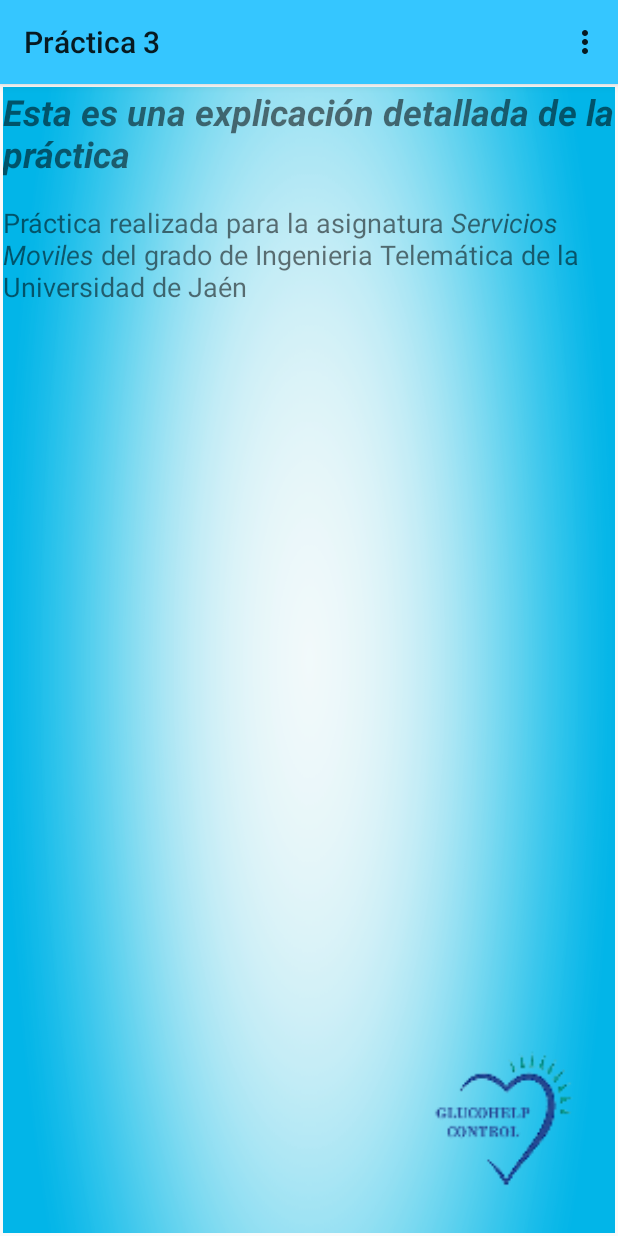
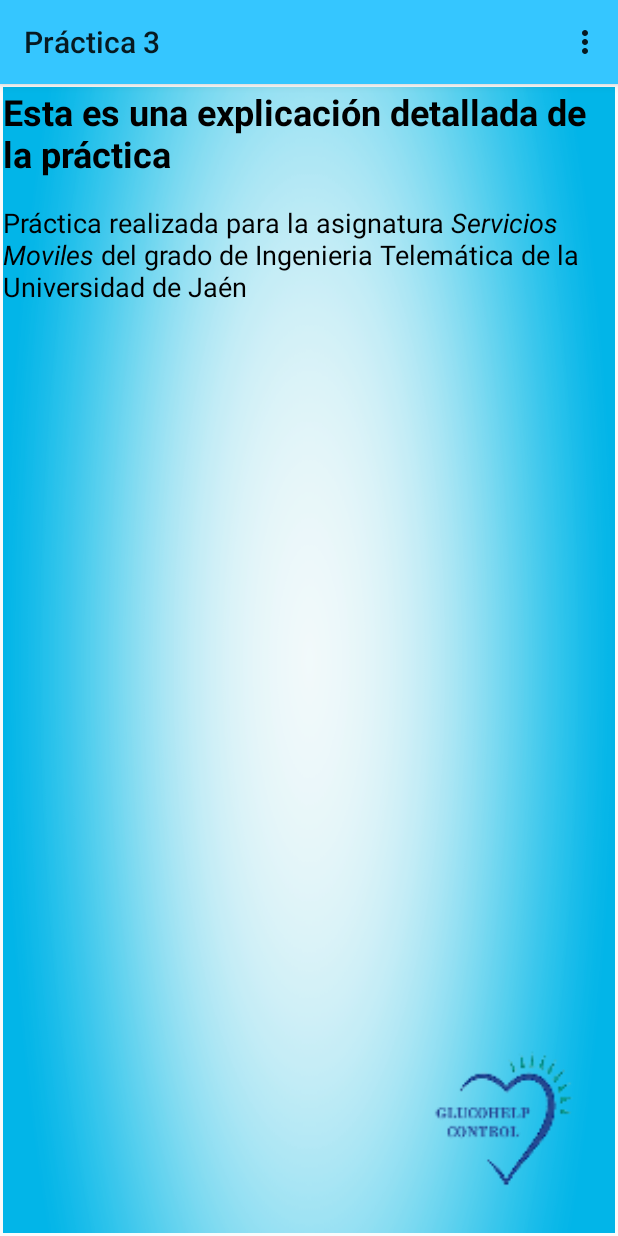
Before and after one commit to Ajoleon/sm1617_g02_p3, an Android app: the screen it shows after launch (MainActivity), in the options menu, after a tap on "Acerca de ...", on a phone screen of 412 x 824 dp. Run offline under Robolectric (Android 15) with nearby library versions, the phone set to English and light mode, and no system bars.

Commit message:
Cambios en color, string y estilos

```diff
--- a/practica3/app/src/main/res/layout-land/activity_main.xml
+++ b/practica3/app/src/main/res/layout-land/activity_main.xml
@@ -37,6 +37,7 @@
         android:background="@color/colorSecondary"
         android:choiceMode="singleChoice"
         android:divider="@color/colorAccent"
-        android:dividerHeight="2dp" />
+        android:dividerHeight="2dp"
+        android:textAppearance="@style/listText"/>
 
 </android.support.v4.widget.DrawerLayout>
--- a/practica3/app/src/main/res/layout-land/activity_main2.xml
+++ b/practica3/app/src/main/res/layout-land/activity_main2.xml
@@ -37,6 +37,7 @@
         android:background="@color/colorSecondary"
         android:choiceMode="singleChoice"
         android:divider="@color/colorAccent"
-        android:dividerHeight="2dp" />
+        android:dividerHeight="2dp"
+        android:textAppearance="@style/listText"/>
 
 </android.support.v4.widget.DrawerLayout>
--- a/practica3/app/src/main/res/layout-land/fragment_explanation.xml
+++ b/practica3/app/src/main/res/layout-land/fragment_explanation.xml
@@ -8,12 +8,12 @@
         android:text="@string/explanation"
         android:id="@+id/textView2"
         android:textSize="24sp"
-        android:textStyle="normal|bold|italic"
         android:layout_width="wrap_content"
         android:layout_height="wrap_content"
         android:layout_alignParentTop="true"
         android:layout_alignParentStart="true"
-        android:textAllCaps="false" />
+        android:textAllCaps="false"
+        android:textAppearance="@style/titleText"/>
 
     <TextView
         android:text="@string/main_description"
@@ -23,7 +23,8 @@
         android:textSize="18sp"
         android:layout_marginTop="17dp"
         android:layout_below="@+id/textView2"
-        android:layout_alignParentStart="true" />
+        android:layout_alignParentStart="true"
+        android:textAppearance="@style/normalText"/>
 
     <ImageView
         android:layout_width="100dp"
--- a/practica3/app/src/main/res/layout-land/fragment_log.xml
+++ b/practica3/app/src/main/res/layout-land/fragment_log.xml
@@ -16,7 +16,8 @@
         android:layout_height="194dp"
         android:layout_gravity="start"
         android:choiceMode="singleChoice"
-        android:layout_weight="0.89" />
+        android:layout_weight="0.89"
+        android:textAppearance="@style/listText"/>
 
     <ImageView
         android:layout_width="100dp"
--- a/practica3/app/src/main/res/layout-land/fragment_paso.xml
+++ b/practica3/app/src/main/res/layout-land/fragment_paso.xml
@@ -24,7 +24,8 @@
         android:textSize="16sp"
         android:layout_below="@+id/auth_edit1"
         android:layout_toStartOf="@+id/test_button"
-        android:layout_width="125dp" />
+        android:layout_width="125dp"
+        android:textAppearance="@style/normalText"/>
 
 
     <ImageView
@@ -52,7 +53,8 @@
         android:textSize="16sp"
         android:layout_width="150dp"
         android:layout_alignParentTop="true"
-        android:layout_alignStart="@+id/textView3" />
+        android:layout_alignStart="@+id/textView3"
+        android:textAppearance="@style/normalText"/>
 
     <Button
         android:text="@string/enviar"
--- a/practica3/app/src/main/res/layout/activity_main.xml
+++ b/practica3/app/src/main/res/layout/activity_main.xml
@@ -37,6 +37,7 @@
         android:background="@color/colorSecondary"
         android:choiceMode="singleChoice"
         android:divider="@color/colorAccent"
-        android:dividerHeight="2dp" />
+        android:dividerHeight="2dp"
+        android:textAppearance="@style/listText" />
 
 </android.support.v4.widget.DrawerLayout>
--- a/practica3/app/src/main/res/layout/activity_main2.xml
+++ b/practica3/app/src/main/res/layout/activity_main2.xml
@@ -37,6 +37,7 @@
         android:background="@color/colorSecondary"
         android:choiceMode="singleChoice"
         android:divider="@color/colorAccent"
-        android:dividerHeight="2dp" />
+        android:dividerHeight="2dp"
+        android:textAppearance="@style/listText"/>
 
 </android.support.v4.widget.DrawerLayout>
--- a/practica3/app/src/main/res/layout/fragment_auth.xml
+++ b/practica3/app/src/main/res/layout/fragment_auth.xml
@@ -22,7 +22,7 @@
     <TextView
         android:layout_width="wrap_content"
         android:layout_height="wrap_content"
-        android:textAppearance="?android:attr/textAppearanceLarge"
+        android:textAppearance="@style/normalText"
         android:text="@string/auth_name"
         android:id="@+id/auth_label_user"
         tools:ignore="RtlHardcoded"
@@ -33,12 +33,12 @@
     <TextView
         android:layout_width="wrap_content"
         android:layout_height="wrap_content"
-        android:textAppearance="?android:attr/textAppearanceLarge"
         android:text="@string/auth_pass"
         android:id="@+id/auth_label_pass"
         android:layout_marginTop="14dp"
         android:layout_below="@+id/auth_edit_user"
-        android:layout_toStartOf="@+id/auth_button_send" />
+        android:layout_toStartOf="@+id/auth_button_send"
+        android:textAppearance="@style/normalText"/>
 
     <Button
         android:layout_width="wrap_content"
--- a/practica3/app/src/main/res/layout/fragment_configuration.xml
+++ b/practica3/app/src/main/res/layout/fragment_configuration.xml
@@ -25,7 +25,8 @@
         android:layout_width="180dp"
         android:layout_alignParentTop="true"
         android:layout_alignStart="@+id/textView"
-        android:layout_marginTop="57dp" />
+        android:layout_marginTop="57dp"
+        android:textAppearance="@style/normalText"/>
 
     <EditText
         android:layout_height="wrap_content"
@@ -47,7 +48,8 @@
         android:layout_marginStart="11dp"
         android:layout_alignBaseline="@+id/puerto"
         android:layout_alignBottom="@+id/puerto"
-        android:layout_alignParentStart="true" />
+        android:layout_alignParentStart="true"
+        android:textAppearance="@style/normalText"/>
 
     <EditText
         android:layout_height="wrap_content"
--- a/practica3/app/src/main/res/layout/fragment_explanation.xml
+++ b/practica3/app/src/main/res/layout/fragment_explanation.xml
@@ -8,13 +8,12 @@
         android:text="@string/explanation"
         android:id="@+id/textView2"
         android:textSize="24sp"
-        android:textStyle="normal|bold|italic"
         android:layout_width="wrap_content"
         android:layout_height="wrap_content"
         android:layout_alignParentTop="true"
         android:layout_alignParentStart="true"
-        android:textAllCaps="false" />
-
+        android:textAllCaps="false"
+        android:textAppearance="@style/titleText" />
     <TextView
         android:text="@string/main_description"
         android:layout_width="wrap_content"
@@ -23,7 +22,8 @@
         android:textSize="18sp"
         android:layout_marginTop="17dp"
         android:layout_below="@+id/textView2"
-        android:layout_alignParentStart="true" />
+        android:layout_alignParentStart="true"
+        android:textAppearance="@style/normalText"/>
 
     <ImageView
         android:layout_width="100dp"
--- a/practica3/app/src/main/res/layout/fragment_log.xml
+++ b/practica3/app/src/main/res/layout/fragment_log.xml
@@ -16,7 +16,8 @@
         android:layout_height="194dp"
         android:layout_gravity="start"
         android:choiceMode="singleChoice"
-        android:layout_weight="0.89" />
+        android:layout_weight="0.89"
+        android:textAppearance="@style/listText"/>
 
     <ImageView
         android:layout_width="100dp"
--- a/practica3/app/src/main/res/layout/fragment_paso.xml
+++ b/practica3/app/src/main/res/layout/fragment_paso.xml
@@ -35,7 +35,8 @@
         android:textSize="16sp"
         android:layout_below="@+id/auth_edit1"
         android:layout_toStartOf="@+id/test_button"
-        android:layout_width="125dp" />
+        android:layout_width="125dp"
+        android:textAppearance="@style/normalText"/>
 
 
     <ImageView
@@ -64,5 +65,6 @@
         android:textSize="16sp"
         android:layout_width="150dp"
         android:layout_alignParentTop="true"
-        android:layout_alignStart="@+id/textView3" />
+        android:layout_alignStart="@+id/textView3"
+        android:textAppearance="@style/normalText"/>
 </RelativeLayout>
--- a/practica3/app/src/main/res/values/colors.xml
+++ b/practica3/app/src/main/res/values/colors.xml
@@ -4,4 +4,6 @@
     <color name="colorSecondary">#35a7ff</color>
     <color name="colorPrimaryDark">#66797b</color>
     <color name="colorAccent">#dffcff</color>
+    <color name="colorList">#ffffff</color>
+    <color name="colorText">#000000</color>
 </resources>
--- a/practica3/app/src/main/res/values/strings.xml
+++ b/practica3/app/src/main/res/values/strings.xml
@@ -4,8 +4,8 @@
     <string name="main_title">Práctica 3</string>
 
     <!--fragment_auth-->
-    <string name="auth_name">Nombre</string>
-    <string name="auth_hint_user">Usuario</string>
+    <string name="auth_name">DNI</string>
+    <string name="auth_hint_user">Dni</string>
     <string name="auth_pass">Clave</string>
     <string name="auth_hint_pass">Clave</string>
     <string name="auth_enviar">Enviar</string>
--- a/practica3/app/src/main/res/values/styles.xml
+++ b/practica3/app/src/main/res/values/styles.xml
@@ -7,5 +7,14 @@
         <item name="colorPrimaryDark">@color/colorPrimaryDark</item>
         <item name="colorAccent">@color/colorAccent</item>
     </style>
-
+    <style name="listText" parent="@android:style/TextAppearance.Medium">
+        <item name="android:textColor">@color/colorList</item>
+    </style>
+    <style name="normalText" parent="@android:style/TextAppearance.Medium">
+        <item name="android:textColor">@color/colorText</item>
+    </style>
+    <style name="titleText" parent="@android:style/TextAppearance.Large">
+        <item name="android:textColor">@color/colorText</item>
+        <item name="android:textStyle">bold</item>
+    </style>
 </resources>
```
Also changed, not shown: practica3/app/src/main/res/layout-land/fragment_auth.xml (+4 -3 lines), 1 other file.
